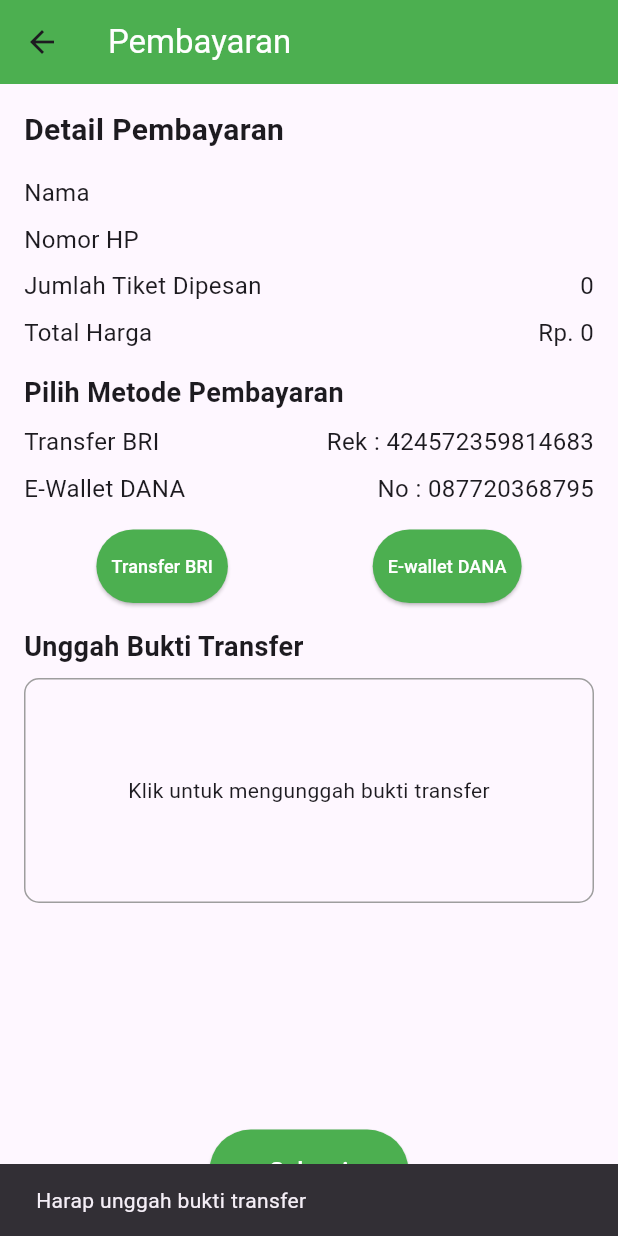
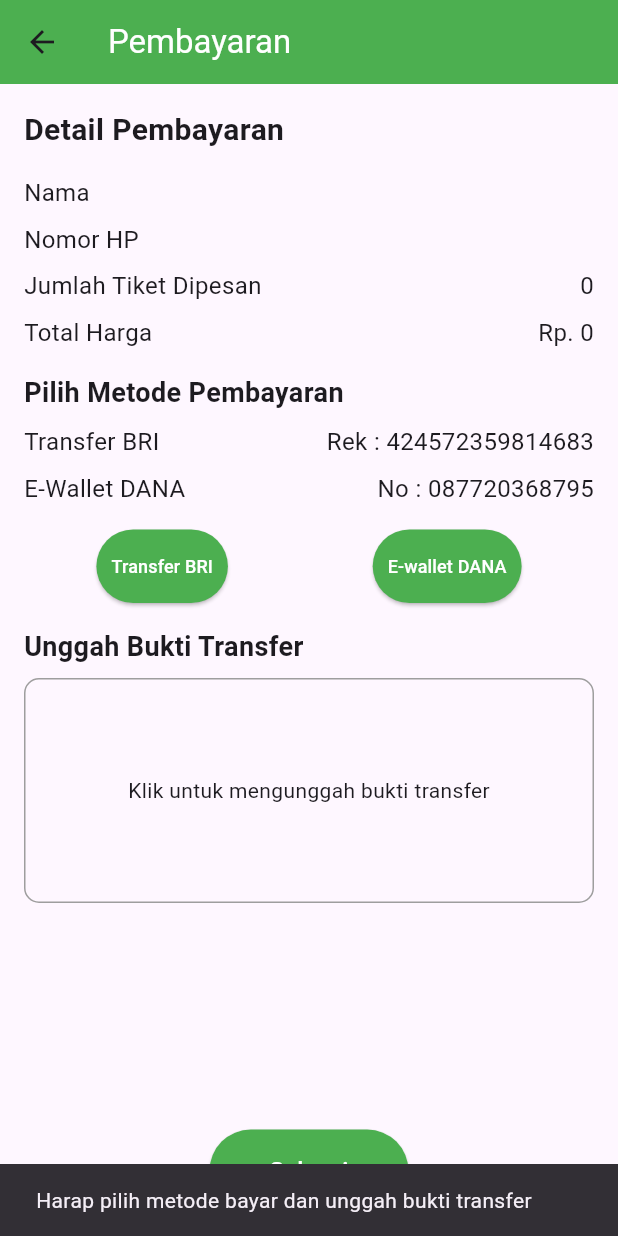
Before and after one commit to IrwanNa/KPAplikasi, a Flutter app: the PembayaranScreen screen opened directly with empty values, after a tap on "Selesai", on a phone screen of 412 x 824 dp. Run offline on Flutter 3.47's test engine with Material 3 defaults, Android fonts, the phone set to English and light mode, and no system bars; our stand-ins replace carousel_slider, chewie, file_picker, video_player; Roboto replaces fonts that are missing (Nunito, nunito).

Commit message:
finishing frontend aplikasi reservasi wisata

```diff
--- a/flutter_reservasi_app/lib/screens/reservasi/pembayaran_screen.dart
+++ b/flutter_reservasi_app/lib/screens/reservasi/pembayaran_screen.dart
@@ -84,7 +84,7 @@ class _PembayaranScreenState extends State<PembayaranScreen> {
       ScaffoldMessenger.of(context).showSnackBar(
         const SnackBar(
             content: Text(
-          'Harap unggah bukti transfer',
+          'Harap pilih metode bayar dan unggah bukti transfer',
           style: TextStyle(fontFamily: 'nunito'),
         )),
       );
@@ -95,7 +95,7 @@ class _PembayaranScreenState extends State<PembayaranScreen> {
       ScaffoldMessenger.of(context).showSnackBar(
         const SnackBar(
             content: Text(
-          'Harap pilih metode pembayaran',
+          'Harap unggah bukti transfer sesuai dengan metode bayar yang dipilih',
           style: TextStyle(fontFamily: 'nunito'),
         )),
       );
--- a/flutter_reservasi_app/lib/screens/video_screen.dart
+++ b/flutter_reservasi_app/lib/screens/video_screen.dart
@@ -12,11 +12,11 @@ class video extends StatefulWidget {
 
 class _VideoScreenState extends State<video> {
   final List<String> videoPaths = [
+    'assets/videos/11.mp4',
     'assets/videos/12.mp4',
-    'assets/videos/11.mp4',
     'assets/videos/10.mp4',
     'assets/videos/15.mp4',
-    'assets/videos/13.mp4',
+    'assets/videos/7.mp4',
     'assets/videos/14.mp4',
     'assets/videos/9.mp4',
     'assets/videos/8.mp4',
```
